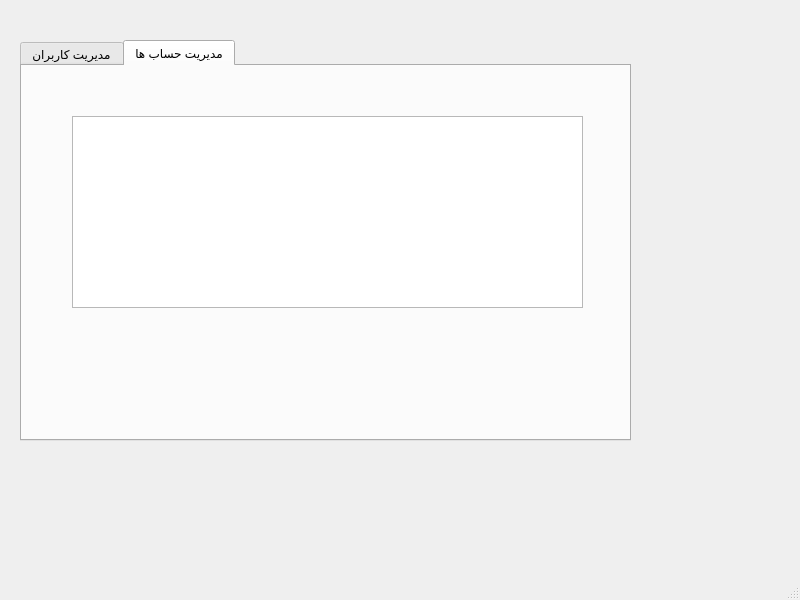
mehdi0-0s/Banking, file bankingSystem/AdminDashboard.ui: the form before one commit.
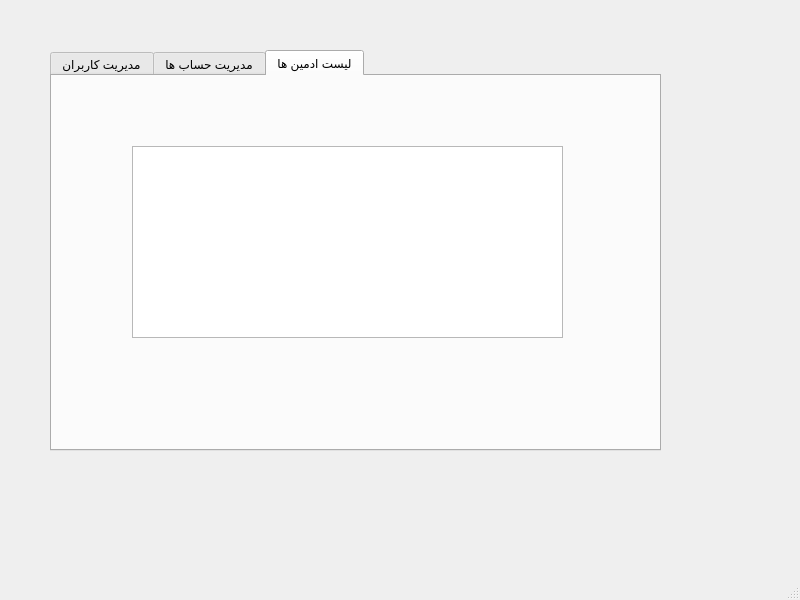
The form after the commit. The open tabs and pages were chosen to show the change.

Commit message: (admin): Implement dashboard tabs and refactor view logic

The edit to the form file:
```diff
--- a/bankingSystem/AdminDashboard.ui
+++ b/bankingSystem/AdminDashboard.ui
@@ -17,8 +17,8 @@
    <widget class="QTabWidget" name="tabWidget">
     <property name="geometry">
      <rect>
-      <x>20</x>
-      <y>40</y>
+      <x>50</x>
+      <y>50</y>
       <width>611</width>
       <height>401</height>
      </rect>
@@ -108,6 +108,21 @@
       </property>
      </widget>
     </widget>
+    <widget class="QWidget" name="tab_3">
+     <attribute name="title">
+      <string>لیست ادمین ها</string>
+     </attribute>
+     <widget class="QListWidget" name="admins_listWidget">
+      <property name="geometry">
+       <rect>
+        <x>80</x>
+        <y>70</y>
+        <width>431</width>
+        <height>192</height>
+       </rect>
+      </property>
+     </widget>
+    </widget>
    </widget>
   </widget>
   <widget class="QMenuBar" name="menubar">
```
Left out of the diff: 2 changed lines with no effect on the pictures. The commit also changes 11 other files.
